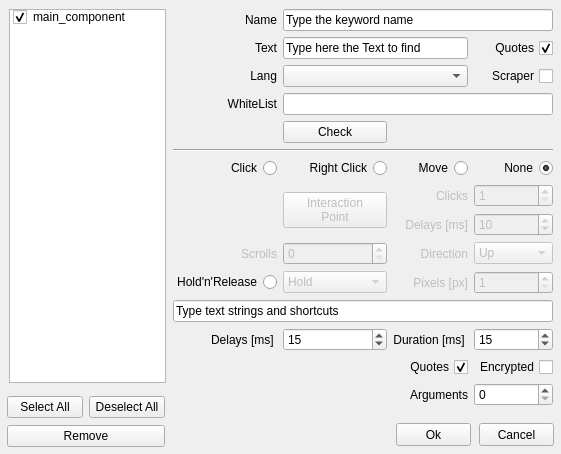
This is alyvix/extra/robotide/qt_ui/alyvix_text_finder_properties_view.ui in alyvix/alyvix as Qt 5 draws it before an edit. The edited form follows.
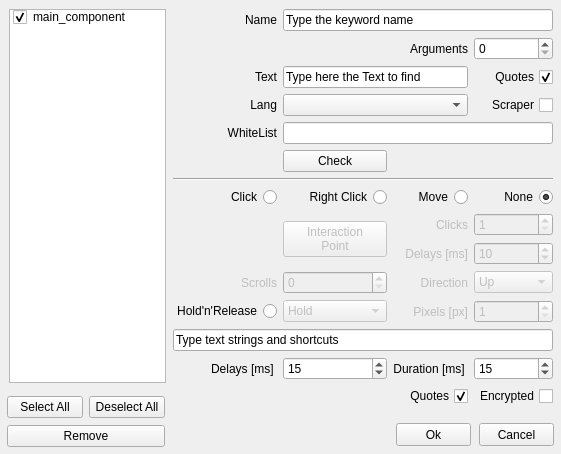
This is the edited form.

Patch:
```diff
--- a/alyvix/extra/robotide/qt_ui/alyvix_text_finder_properties_view.ui
+++ b/alyvix/extra/robotide/qt_ui/alyvix_text_finder_properties_view.ui
@@ -594,19 +594,6 @@
      </rect>
     </property>
     <layout class="QGridLayout" name="gridLayout">
-     <item row="17" column="3">
-      <widget class="QSpinBox" name="spinBoxArgs"/>
-     </item>
-     <item row="17" column="2">
-      <widget class="QLabel" name="labelArgs">
-       <property name="text">
-        <string>Arguments</string>
-       </property>
-       <property name="alignment">
-        <set>Qt::AlignRight|Qt::AlignTrailing|Qt::AlignVCenter</set>
-       </property>
-      </widget>
-     </item>
      <item row="12" column="0">
       <widget class="QRadioButton" name="holdreleaseRadio">
        <property name="layoutDirection">
@@ -1052,6 +1039,19 @@
        </property>
       </widget>
      </item>
+     <item row="1" column="3">
+      <widget class="QSpinBox" name="spinBoxArgs"/>
+     </item>
+     <item row="1" column="2">
+      <widget class="QLabel" name="labelArgs">
+       <property name="text">
+        <string>Arguments</string>
+       </property>
+       <property name="alignment">
+        <set>Qt::AlignRight|Qt::AlignTrailing|Qt::AlignVCenter</set>
+       </property>
+      </widget>
+     </item>
     </layout>
    </widget>
   </widget>
```
